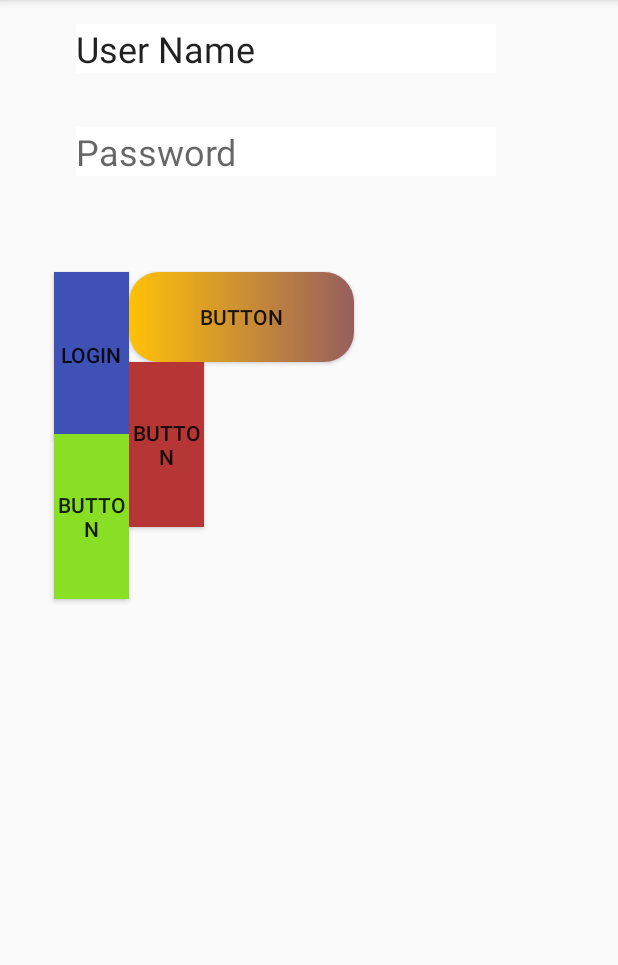
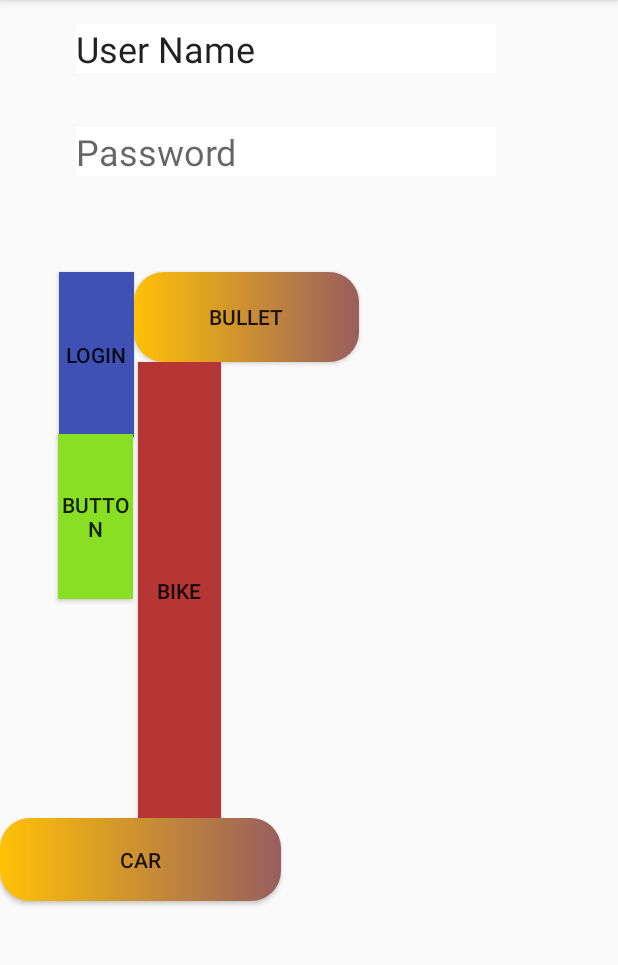
Before and after one commit to piyushkumarprusty/Home_service_App, an Android app: the LoginDemo screen opened directly, with no data from a screen before it, on a phone screen of 412 x 824 dp, the part 84-1049 px from its top. Run offline under Robolectric (Android 15) with nearby library versions, the phone set to English and light mode, and no system bars.

Commit message:
LoginDemo.java btn3

```diff
--- a/app/src/main/res/layout/activity_login_demo.xml
+++ b/app/src/main/res/layout/activity_login_demo.xml
@@ -45,29 +45,29 @@
         android:onClick="login"
         android:text="Login"
         app:layout_constraintEnd_toEndOf="parent"
-        app:layout_constraintHorizontal_bias="0.099"
+        app:layout_constraintHorizontal_bias="0.108"
         app:layout_constraintStart_toStartOf="parent"
         app:layout_constraintTop_toBottomOf="@+id/editTextTextPassword" />
 
     <Button
-        android:id="@+id/button2"
+        android:id="@+id/logout"
         android:layout_width="50dp"
         android:layout_height="110dp"
         android:layout_marginTop="172dp"
         android:background="#89DF24"
         android:text="Button"
         app:layout_constraintEnd_toStartOf="@+id/button3"
-        app:layout_constraintHorizontal_bias="1.0"
+        app:layout_constraintHorizontal_bias="0.928"
         app:layout_constraintStart_toStartOf="parent"
         app:layout_constraintTop_toBottomOf="@+id/editTextTextPassword" />
 
     <Button
         android:id="@+id/button3"
-        android:layout_width="50dp"
-        android:layout_height="110dp"
-        android:layout_marginEnd="100dp"
+        android:layout_width="55dp"
+        android:layout_height="305dp"
+        android:layout_marginEnd="92dp"
         android:background="#B63636"
-        android:text="Button"
+        android:text="bike"
         app:layout_constraintEnd_toEndOf="@+id/button4"
         app:layout_constraintTop_toBottomOf="@+id/button4" />
 
@@ -77,9 +77,19 @@
         android:layout_height="60dp"
         android:layout_marginTop="64dp"
         android:background="@drawable/btn_back"
-        android:text="Button"
+        android:text="Bullet"
         app:layout_constraintEnd_toEndOf="@+id/editTextTextPassword"
         app:layout_constraintHorizontal_bias="0.0"
         app:layout_constraintStart_toEndOf="@+id/button"
         app:layout_constraintTop_toBottomOf="@+id/editTextTextPassword" />
+
+    <Button
+        android:id="@+id/car"
+        android:layout_width="187dp"
+        android:layout_height="55dp"
+        android:layout_marginTop="304dp"
+        android:background="@drawable/btn_back"
+        android:text="car"
+        app:layout_constraintTop_toBottomOf="@+id/button4"
+        tools:layout_editor_absoluteX="67dp" />
 </androidx.constraintlayout.widget.ConstraintLayout>
```
